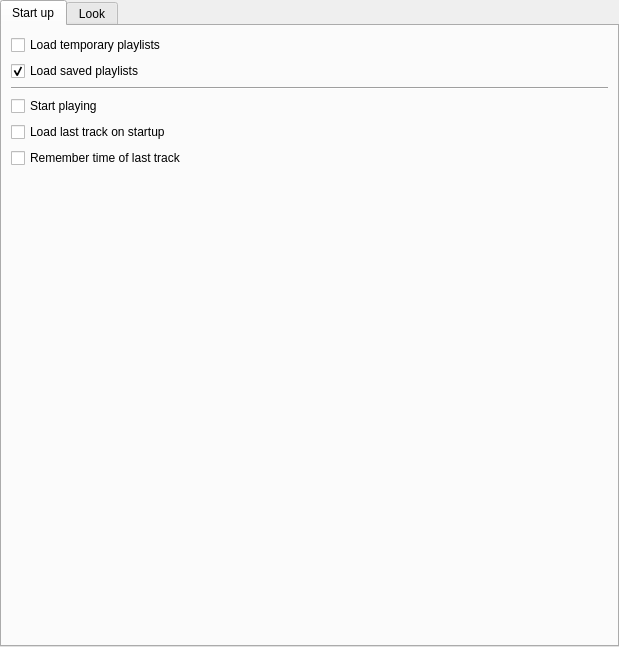
First picture: the form in src/GUI/Preferences/PlaylistPreferences/GUI_PlaylistPreferences.ui, repository return42/sayonara, before the edit.
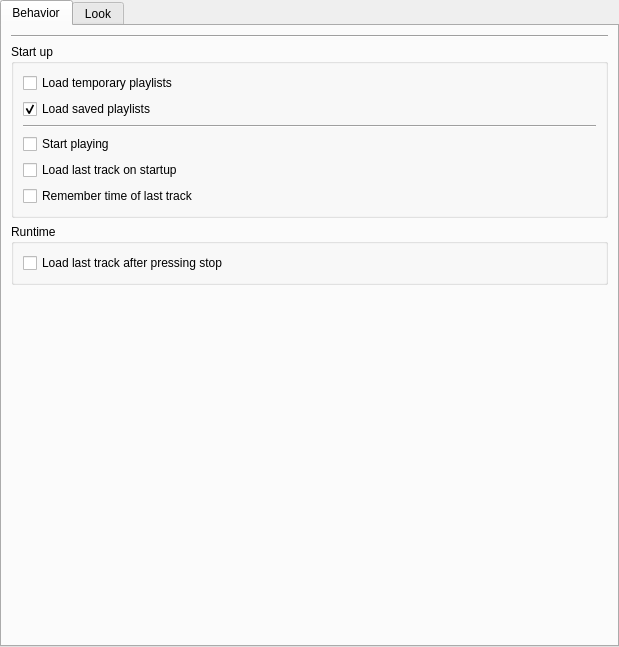
Second picture: the form after the edit.

Patch:
```diff
--- a/src/GUI/Preferences/PlaylistPreferences/GUI_PlaylistPreferences.ui
+++ b/src/GUI/Preferences/PlaylistPreferences/GUI_PlaylistPreferences.ui
@@ -30,55 +30,10 @@
      </property>
      <widget class="QWidget" name="tab">
       <attribute name="title">
-       <string>Start up</string>
+       <string>Behavior</string>
       </attribute>
       <layout class="QGridLayout" name="gridLayout_4">
-       <item row="2" column="0">
-        <widget class="Line" name="line_3">
-         <property name="orientation">
-          <enum>Qt::Horizontal</enum>
-         </property>
-        </widget>
-       </item>
-       <item row="0" column="0">
-        <widget class="QCheckBox" name="cb_load_temporary_playlists">
-         <property name="text">
-          <string>Load temporary playlists</string>
-         </property>
-        </widget>
-       </item>
-       <item row="5" column="0">
-        <widget class="QCheckBox" name="cb_remember_time">
-         <property name="text">
-          <string>Remember time of last track</string>
-         </property>
-        </widget>
-       </item>
-       <item row="1" column="0">
-        <widget class="QCheckBox" name="cb_load_saved_playlists">
-         <property name="text">
-          <string>Load saved playlists</string>
-         </property>
-         <property name="checked">
-          <bool>true</bool>
-         </property>
-        </widget>
-       </item>
-       <item row="4" column="0">
-        <widget class="QCheckBox" name="cb_load_last_track">
-         <property name="text">
-          <string>Load last track on startup</string>
-         </property>
-        </widget>
-       </item>
-       <item row="3" column="0">
-        <widget class="QCheckBox" name="cb_start_playing">
-         <property name="text">
-          <string>Start playing</string>
-         </property>
-        </widget>
-       </item>
-       <item row="6" column="0">
+       <item row="8" column="0">
         <spacer name="verticalSpacer_2">
          <property name="orientation">
           <enum>Qt::Vertical</enum>
@@ -91,6 +46,83 @@
          </property>
         </spacer>
        </item>
+       <item row="5" column="0">
+        <widget class="Line" name="line">
+         <property name="orientation">
+          <enum>Qt::Horizontal</enum>
+         </property>
+        </widget>
+       </item>
+       <item row="6" column="0">
+        <widget class="QGroupBox" name="groupBox">
+         <property name="title">
+          <string>Start up</string>
+         </property>
+         <layout class="QVBoxLayout" name="verticalLayout">
+          <item>
+           <widget class="QCheckBox" name="cb_load_temporary_playlists">
+            <property name="text">
+             <string>Load temporary playlists</string>
+            </property>
+           </widget>
+          </item>
+          <item>
+           <widget class="QCheckBox" name="cb_load_saved_playlists">
+            <property name="text">
+             <string>Load saved playlists</string>
+            </property>
+            <property name="checked">
+             <bool>true</bool>
+            </property>
+           </widget>
+          </item>
+          <item>
+           <widget class="Line" name="line_3">
+            <property name="orientation">
+             <enum>Qt::Horizontal</enum>
+            </property>
+           </widget>
+          </item>
+          <item>
+           <widget class="QCheckBox" name="cb_start_playing">
+            <property name="text">
+             <string>Start playing</string>
+            </property>
+           </widget>
+          </item>
+          <item>
+           <widget class="QCheckBox" name="cb_load_last_track">
+            <property name="text">
+             <string>Load last track on startup</string>
+            </property>
+           </widget>
+          </item>
+          <item>
+           <widget class="QCheckBox" name="cb_remember_time">
+            <property name="text">
+             <string>Remember time of last track</string>
+            </property>
+           </widget>
+          </item>
+         </layout>
+        </widget>
+       </item>
+       <item row="7" column="0">
+        <widget class="QGroupBox" name="groupBox_2">
+         <property name="title">
+          <string>Runtime</string>
+         </property>
+         <layout class="QVBoxLayout" name="verticalLayout_2">
+          <item>
+           <widget class="QCheckBox" name="cb_remember_after_stop">
+            <property name="text">
+             <string>Load last track after pressing stop</string>
+            </property>
+           </widget>
+          </item>
+         </layout>
+        </widget>
+       </item>
       </layout>
      </widget>
      <widget class="QWidget" name="tab_2">
```
